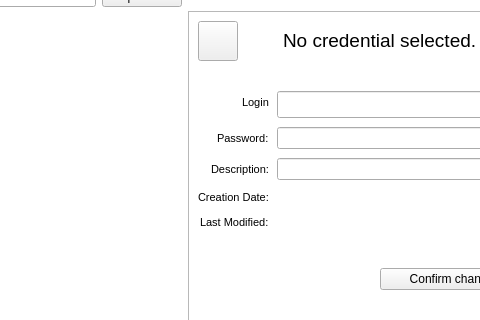
First picture: the form in src/CredentialsManagement.ui, repository mooltipass/moolticute, before the edit; both pictures show x 887 to 1367 and y 149 to 469 of the 1498 by 732 pixel window.
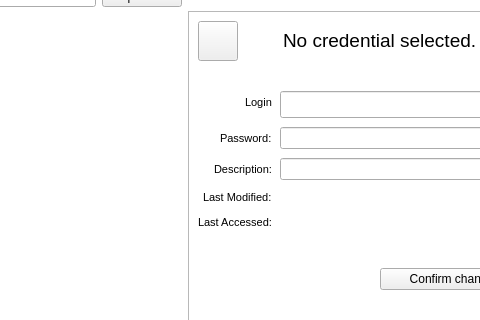
Second picture: the form after the edit. Icons and pictures are not drawn. Custom widgets are drawn as their Qt base class.

Commit message: Fix wrong date texts in the UI.

Diff of the .ui file:
```diff
--- a/src/CredentialsManagement.ui
+++ b/src/CredentialsManagement.ui
@@ -534,7 +534,7 @@
                    </font>
                   </property>
                   <property name="text">
-                   <string>Creation Date:</string>
+                   <string>Last Modified:</string>
                   </property>
                  </widget>
                 </item>
@@ -568,7 +568,7 @@
                    </font>
                   </property>
                   <property name="text">
-                   <string>Last Modified:</string>
+                   <string>Last Accessed:</string>
                   </property>
                  </widget>
                 </item>
```
The commit also changes 6 other files.
